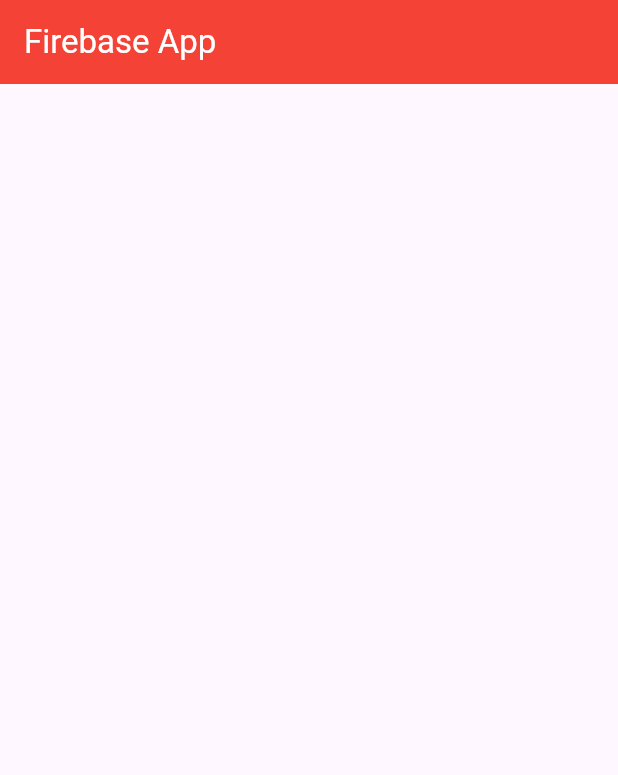
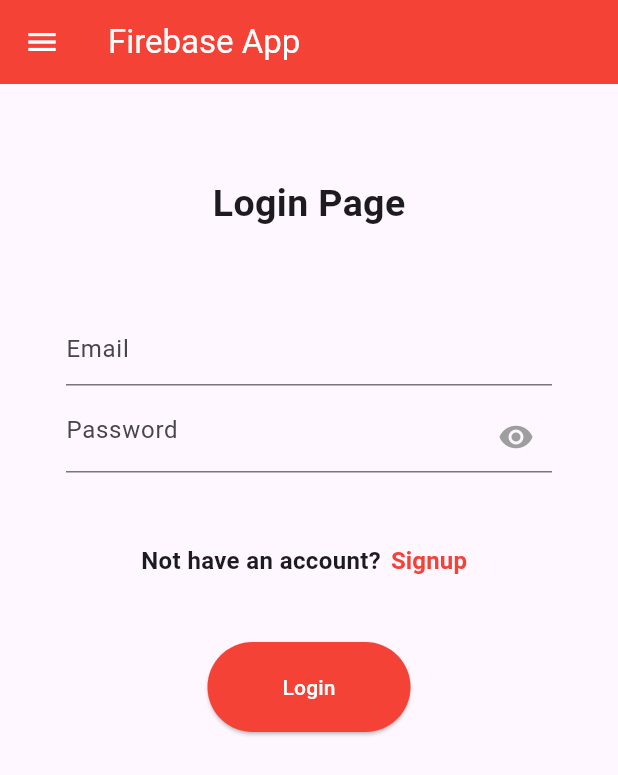
Before and after one commit to Mr-Talha110/ChatBox-App-Using-Firebase-and-Flutter, a Flutter app: the screen it shows after launch, on a phone screen of 412 x 824 dp. Shown: the top 775 px of the screen. Run offline on Flutter 3.47's test engine with Material 3 defaults, Android fonts, the phone set to English and light mode, and no system bars; our stand-ins replace firebase_core, get; accounts and stored records are empty.

Commit message:
Making Ui of login and signup screens

```diff
--- a/lib/main.dart
+++ b/lib/main.dart
@@ -1,5 +1,6 @@
 import 'package:flutter/material.dart';
-import 'package:note_app/screens/home_screen.dart';
+import 'package:get/get.dart';
+import 'package:note_app/screens/login_screen.dart';
 import 'package:firebase_core/firebase_core.dart';
 import 'firebase_options.dart';
 
@@ -16,10 +17,10 @@ class MyApp extends StatelessWidget {
 
   @override
   Widget build(BuildContext context) {
-    return const MaterialApp(
+    return const GetMaterialApp(
       debugShowCheckedModeBanner: false,
       title: 'Flutter Demo',
-      home: HomeScreen(),
+      home: LoginScreen(),
     );
   }
 }
--- a/lib/screens/home_screen.dart
+++ /dev/null
@@ -1,21 +0,0 @@
-import 'package:flutter/material.dart';
-
-class HomeScreen extends StatelessWidget {
-  const HomeScreen({super.key});
-
-  @override
-  Widget build(BuildContext context) {
-    return Scaffold(
-        appBar: AppBar(
-          backgroundColor: Colors.red,
-          title: const Text(
-            'Firebase App',
-            style: TextStyle(color: Colors.white),
-          ),
-        ),
-        body: Container(
-          margin: const EdgeInsets.symmetric(horizontal: 24),
-          child: const Column(children: []),
-        ));
-  }
-}
--- /dev/null
+++ b/lib/screens/login_screen.dart
@@ -0,0 +1,91 @@
+import 'package:flutter/material.dart';
+import 'package:get/get.dart';
+import 'package:note_app/screens/signup_screen.dart';
+
+class LoginScreen extends StatelessWidget {
+  const LoginScreen({super.key});
+
+  @override
+  Widget build(BuildContext context) {
+    return Scaffold(
+        resizeToAvoidBottomInset: false,
+        appBar: AppBar(
+          backgroundColor: Colors.red,
+          title: const Text(
+            'Firebase App',
+            style: TextStyle(color: Colors.white),
+          ),
+          leading: const Drawer(
+              backgroundColor: Colors.transparent,
+              child: Icon(
+                Icons.menu,
+                color: Colors.white,
+              )),
+        ),
+        body: Container(
+          alignment: Alignment.center,
+          margin: const EdgeInsets.symmetric(horizontal: 24, vertical: 12),
+          child: Column(children: [
+            const SizedBox(height: 50),
+            const Text(
+              'Login Page',
+              style: TextStyle(fontSize: 25, fontWeight: FontWeight.w600),
+            ),
+            const SizedBox(height: 50),
+            Padding(
+              padding: const EdgeInsets.symmetric(horizontal: 20, vertical: 5),
+              child: TextFormField(
+                decoration: const InputDecoration(hintText: 'Email'),
+              ),
+            ),
+            Padding(
+              padding: const EdgeInsets.symmetric(horizontal: 20, vertical: 5),
+              child: TextFormField(
+                decoration: const InputDecoration(
+                    hintText: 'Password',
+                    suffixIcon: Icon(
+                      Icons.remove_red_eye,
+                      color: Colors.grey,
+                    )),
+              ),
+            ),
+            const SizedBox(height: 30),
+            Row(
+              mainAxisAlignment: MainAxisAlignment.center,
+              children: [
+                const Text(
+                  'Not have an account?',
+                  style: TextStyle(fontSize: 16, fontWeight: FontWeight.w600),
+                ),
+                TextButton(
+                    style: const ButtonStyle(
+                        padding: MaterialStatePropertyAll(EdgeInsets.zero)),
+                    onPressed: () {
+                      Get.to(const SingupScreen());
+                    },
+                    child: const Text(
+                      'Signup',
+                      style: TextStyle(
+                          color: Colors.red,
+                          fontSize: 16,
+                          fontWeight: FontWeight.w600),
+                    ))
+              ],
+            ),
+            const SizedBox(height: 30),
+            ElevatedButton(
+                style: const ButtonStyle(
+                    padding: MaterialStatePropertyAll(
+                        EdgeInsets.symmetric(horizontal: 50, vertical: 20)),
+                    backgroundColor: MaterialStatePropertyAll(Colors.red)),
+                onPressed: () {
+                  Get.to(const SingupScreen());
+                },
+                child: const Text(
+                  'Login',
+                  style: TextStyle(color: Colors.white),
+                ))
+          ]),
+        ));
+  }
+}
--- a/pubspec.yaml
+++ b/pubspec.yaml
@@ -36,6 +36,7 @@ dependencies:
   # Use with the CupertinoIcons class for iOS style icons.
   cupertino_icons: ^1.0.2
   firebase_core: ^2.22.0
+  get: ^4.6.6
 
 dev_dependencies:
   flutter_test:
```
Also changed, not shown: lib/screens/signup_screen.dart (added, +102 -0 lines), pubspec.lock.
